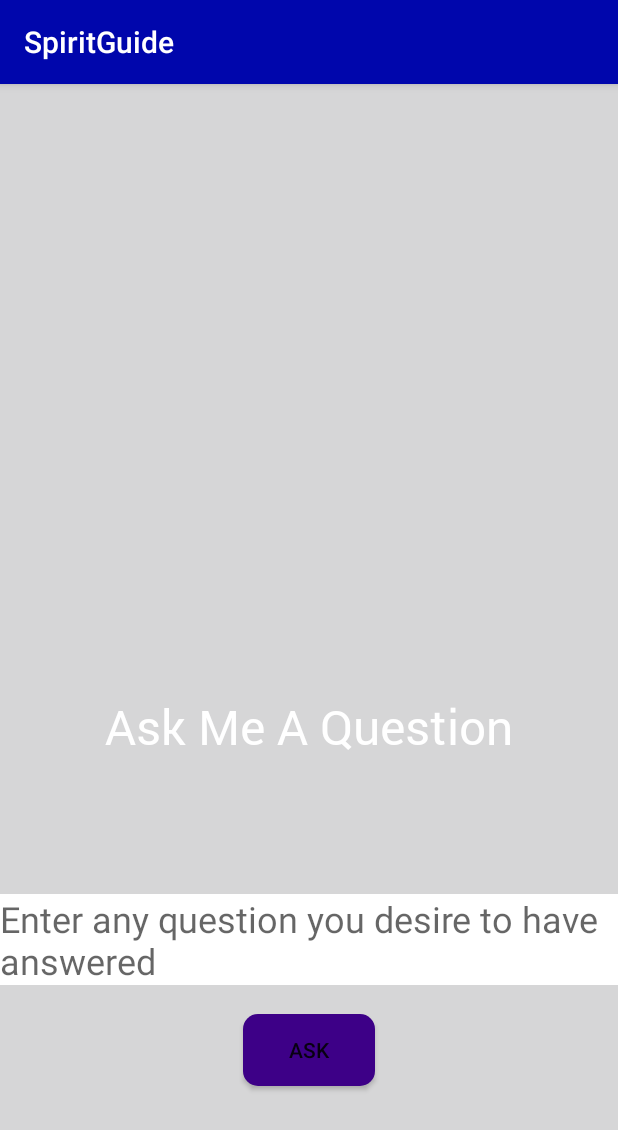
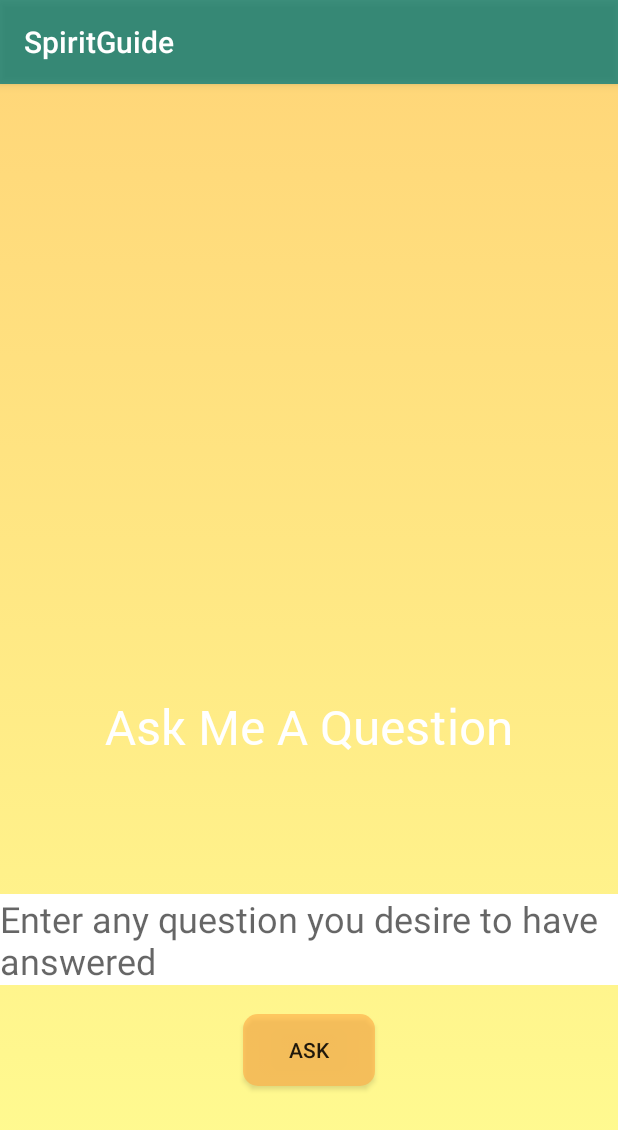
Before and after one commit to katetrahan/SpiritGuide, an Android app: the screen it shows after launch (MainActivity), after a tap on "ASK", on a phone screen of 412 x 824 dp. Shown: the top 1130 px of the screen. Run offline under Robolectric (Android 15) with nearby library versions, the light colour scheme and no system bars; our stand-ins replace ButterKnife, Firebase (no records; nobody signed in at launch, a user with empty details on screens opened directly).

Commit message:
change colors around

```diff
--- a/app/src/main/res/drawable/fortuneteller.xml
+++ b/app/src/main/res/drawable/fortuneteller.xml
@@ -1,7 +1,7 @@
 <?xml version="1.0" encoding="utf-8"?>
 <shape xmlns:android="http://schemas.android.com/apk/res/android">
     <gradient
-        android:startColor="#7594fd"
-        android:endColor="#1d003d"
+        android:startColor="#f94730"
+        android:endColor="#f79152"
         android:angle="135"/>
 </shape>
--- a/app/src/main/res/drawable/ireland.xml
+++ b/app/src/main/res/drawable/ireland.xml
@@ -1,7 +1,7 @@
 <?xml version="1.0" encoding="utf-8"?>
 <shape xmlns:android="http://schemas.android.com/apk/res/android">
     <gradient
-        android:startColor="#002e06"
-        android:endColor="#90cf8d"
+        android:startColor="#0262b6"
+        android:endColor="#ffa228"
         android:angle="45"/>
 </shape>
--- a/app/src/main/res/drawable/magic.xml
+++ b/app/src/main/res/drawable/magic.xml
@@ -1,7 +1,7 @@
 <?xml version="1.0" encoding="utf-8"?>
 <shape xmlns:android="http://schemas.android.com/apk/res/android">
     <gradient
-        android:startColor="#000000"
-        android:endColor="#30368b"
+        android:startColor="#fa8e3b"
+        android:endColor="#742d00"
         android:angle="135"/>
 </shape>
--- /dev/null
+++ b/app/src/main/res/drawable/missoula.xml
@@ -0,0 +1,7 @@
+<?xml version="1.0" encoding="utf-8"?>
+<shape xmlns:android="http://schemas.android.com/apk/res/android">
+    <gradient
+        android:startColor="#fffd92"
+        android:endColor="#ffd779"
+        android:angle="90"/>
+</shape>
--- a/app/src/main/res/drawable/pizza.xml
+++ b/app/src/main/res/drawable/pizza.xml
@@ -1,7 +1,7 @@
 <?xml version="1.0" encoding="utf-8"?>
 <shape xmlns:android="http://schemas.android.com/apk/res/android">
     <gradient
-        android:startColor="#224b3b"
-        android:endColor="#aff984"
+        android:startColor="#100060"
+        android:endColor="#f9d484"
         android:angle="135"/>
 </shape>
--- a/app/src/main/res/drawable/seattle.xml
+++ b/app/src/main/res/drawable/seattle.xml
@@ -1,7 +1,7 @@
 <?xml version="1.0" encoding="utf-8"?>
 <shape xmlns:android="http://schemas.android.com/apk/res/android">
     <gradient
-        android:startColor="#43C6AC"
-        android:endColor="#191654"
+        android:startColor="#ffbe63"
+        android:endColor="#00403e"
         android:angle="135"/>
 </shape>
--- a/app/src/main/res/drawable/wildhogs.xml
+++ b/app/src/main/res/drawable/wildhogs.xml
@@ -2,6 +2,6 @@
 <shape xmlns:android="http://schemas.android.com/apk/res/android">
     <gradient
         android:startColor="#40afff"
-        android:endColor="#000546"
+        android:endColor="#3b1a00"
         android:angle="135"/>
 </shape>
--- a/app/src/main/res/values/colors.xml
+++ b/app/src/main/res/values/colors.xml
@@ -1,7 +1,7 @@
 <?xml version="1.0" encoding="utf-8"?>
 <resources>
-    <color name="colorPrimary">#0006ac</color>
-    <color name="colorPrimaryDark">#3d0087</color>
+    <color name="colorPrimary">#c1057158</color>
+    <color name="colorPrimaryDark">#a8ffb049</color>
     <color name="colorAccent">#b700b1</color>
     <color name="colorBackground">#000</color>
     <color name="colorTextIcons">#FFFFFF</color>
```
